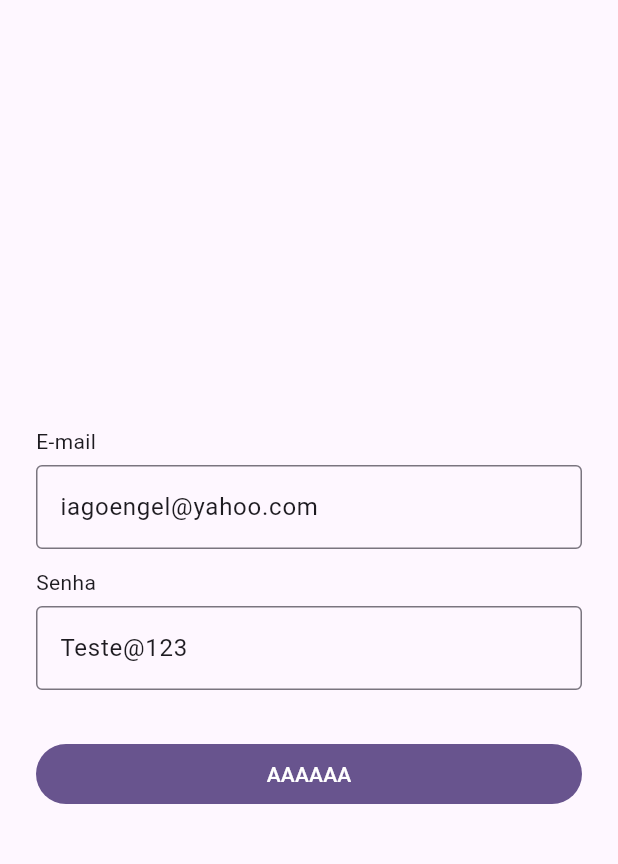
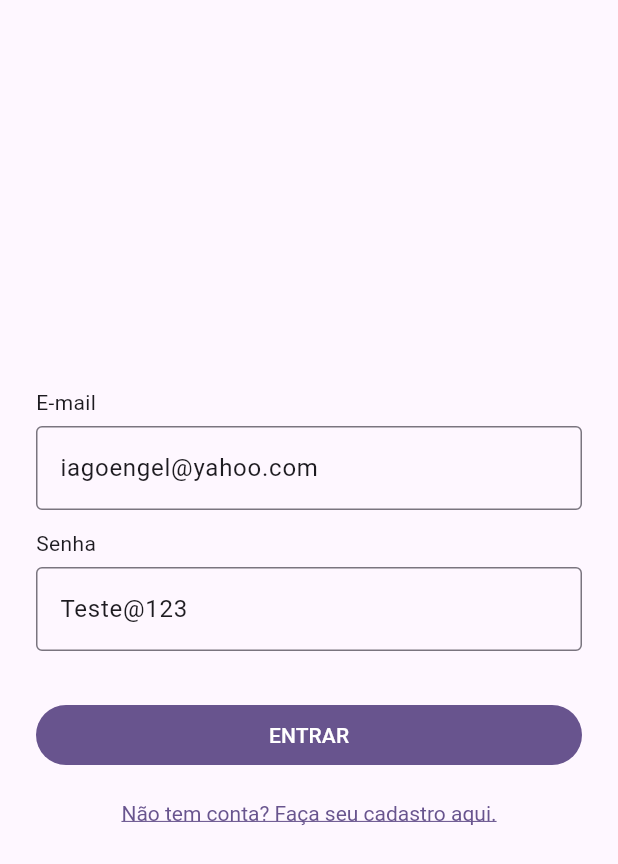
Before and after one commit to IagoEngel/fiap_hackathon, a Flutter app: the screen it shows after launch, on a phone screen of 412 x 824 dp. Shown: the top 864 px of the screen. Run offline on Flutter 3.47's test engine with Material 3 defaults, Android fonts, the phone set to English and light mode, and no system bars; our stand-ins replace firebase_auth, firebase_core; accounts and stored records are empty.

Commit message:
tela inicial e tela de cadastro

```diff
--- a/lib/routes/app_routes.dart
+++ b/lib/routes/app_routes.dart
@@ -1,9 +1,15 @@
-import 'package:fiap_hackathon/screens/login_screen.dart';
+import 'package:fiap_hackathon/screens/home/home_screen.dart';
+import 'package:fiap_hackathon/screens/login/login_screen.dart';
+import 'package:fiap_hackathon/screens/register/register_screen.dart';
 import 'package:flutter/material.dart';
 
 abstract class AppRoutes {
   static Route<dynamic> onGenerateRoute(RouteSettings settings) {
     switch (settings.name) {
+      case '/home':
+        return MaterialPageRoute(builder: (context) => const HomeScreen());
+      case '/register':
+        return MaterialPageRoute(builder: (context) => const RegisterScreen());
       default:
         return MaterialPageRoute(builder: (context) => const LoginScreen());
     }
--- a/lib/screens/login_screen.dart
+++ b/lib/screens/login/login_screen.dart
@@ -1,5 +1,6 @@
 import 'package:fiap_hackathon/providers/login_provider.dart';
 import 'package:fiap_hackathon/utils/widgets/custom_filled_button_widget.dart';
+import 'package:fiap_hackathon/utils/widgets/custom_text_button_widget.dart';
 import 'package:fiap_hackathon/utils/widgets/labeled_text_field_widget.dart';
 import 'package:flutter/material.dart';
 import 'package:provider/provider.dart';
@@ -16,7 +17,7 @@ class _LoginScreenState extends State<LoginScreen> {
 
   late GlobalKey<FormState> _formKey;
   late TextEditingController _emailController;
-  late TextEditingController _senhaController;
+  late TextEditingController _passwordController;
 
   @override
   void initState() {
@@ -24,7 +25,7 @@ class _LoginScreenState extends State<LoginScreen> {
 
     _formKey = GlobalKey<FormState>();
     _emailController = TextEditingController(text: 'iagoengel@yahoo.com');
-    _senhaController = TextEditingController(text: 'Teste@123');
+    _passwordController = TextEditingController(text: 'Teste@123');
 
     super.initState();
   }
@@ -32,7 +33,7 @@ class _LoginScreenState extends State<LoginScreen> {
   @override
   void dispose() {
     _emailController.dispose();
-    _senhaController.dispose();
+    _passwordController.dispose();
 
     super.dispose();
   }
@@ -58,11 +59,13 @@ class _LoginScreenState extends State<LoginScreen> {
                 ),
                 const SizedBox(height: 12),
                 LabeledTextFieldWidget(
-                  controller: _senhaController,
+                  controller: _passwordController,
                   label: 'Senha',
                 ),
                 const SizedBox(height: 32),
-                CustomFilledButtonWidget(onPressed: _login, title: 'AAAAAA'),
+                CustomFilledButtonWidget(onPressed: _login, title: 'ENTRAR'),
+                const SizedBox(height: 4),
+                CustomTextButtonWidget(onPressed: _register, title: 'Não tem conta? Faça seu cadastro aqui.'),
                 const Spacer(),
               ],
             ),
@@ -77,7 +80,7 @@ class _LoginScreenState extends State<LoginScreen> {
       return;
     }
 
-    await _loginProvider.login(_emailController.text, _senhaController.text);
+    await _loginProvider.login(_emailController.text, _passwordController.text);
 
     if (!mounted) return;
 
@@ -91,5 +94,11 @@ class _LoginScreenState extends State<LoginScreen> {
 
       return;
     }
+
+    Navigator.pushNamed(context, '/home');
+  }
+
+  void _register() {
+    Navigator.pushNamed(context, '/register');
   }
 }
--- /dev/null
+++ b/lib/utils/widgets/custom_text_button_widget.dart
@@ -0,0 +1,25 @@
+import 'package:flutter/material.dart';
+
+class CustomTextButtonWidget extends StatelessWidget {
+  final void Function()? onPressed;
+  final String title;
+
+  const CustomTextButtonWidget({
+    super.key,
+    required this.onPressed,
+    required this.title,
+  });
+
+  @override
+  Widget build(BuildContext context) {
+    return TextButton(
+      onPressed: onPressed,
+      style: TextButton.styleFrom(
+        textStyle: const TextStyle(
+          decoration: TextDecoration.underline,
+        ),
+      ),
+      child: Text(title),
+    );
+  }
+}
```
Also changed, not shown: lib/providers/login_provider.dart (+17 -2 lines), lib/screens/home/home_screen.dart (added, +47 -0 lines), lib/screens/register/register_screen.dart (added, +90 -0 lines), lib/services/firebase_auth_service.dart (+9 -0 lines).
